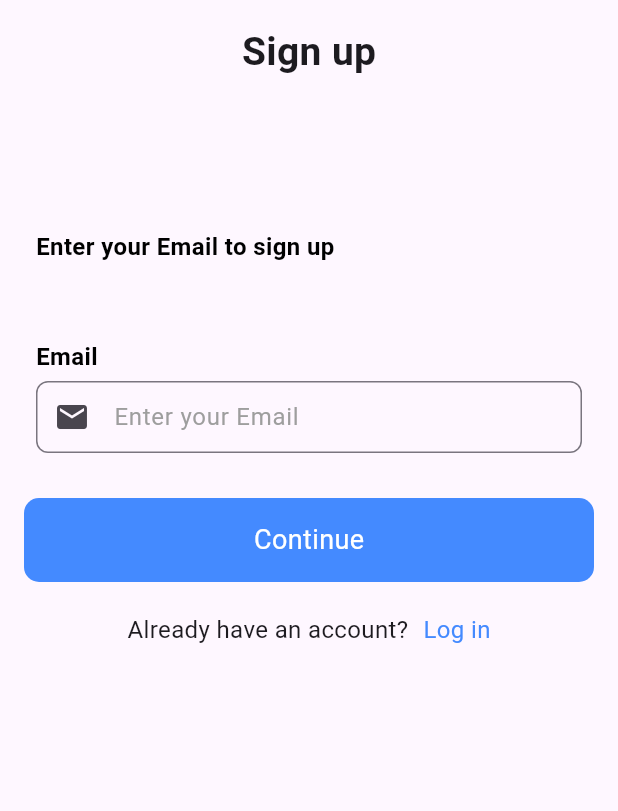
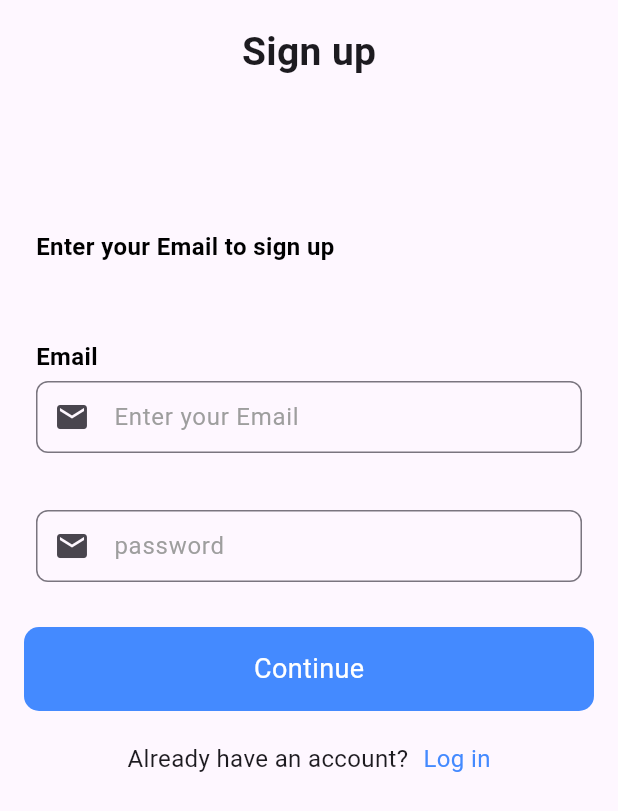
Before and after one commit to PriDev07/SecurePass---2FA-Auth-App, a Flutter app: the SignupScreen screen opened directly, on a phone screen of 412 x 824 dp. Shown: the top 811 px of the screen. Run offline on Flutter 3.47's test engine with Material 3 defaults, Android fonts, the phone set to English and light mode, and no system bars; our stand-ins replace cloud_firestore, firebase_auth, firebase_core; accounts and stored records are empty; network calls fail.

Commit message:
radom-otp-method-added

```diff
--- a/lib/main.dart
+++ b/lib/main.dart
@@ -20,7 +20,7 @@ class MyApp extends StatelessWidget {
       theme: ThemeData(
         colorScheme: ColorScheme.fromSeed(seedColor: Colors.deepPurple),
       ),
-      home: LoginScreen(),
+      home: SignupScreen(),
     );
   }
 }
--- a/lib/screens/otp_screen.dart
+++ b/lib/screens/otp_screen.dart
@@ -57,7 +57,6 @@ class _OtpScreenState extends State<OtpScreen> {
           email: widget.email,
           pass: widget.pass,
         );
-        // Navigate to home or next screen
         Navigator.pushReplacement(context, MaterialPageRoute(builder: (context) => ProfileScreen()));
       } catch (e) {
         ScaffoldMessenger.of(context).showSnackBar(
@@ -135,7 +134,7 @@ class _OtpScreenState extends State<OtpScreen> {
               const SizedBox(height: 5),
               GestureDetector(
                 onTap: () {
-                  // you can trigger resend OTP here
+                  // This feature will come soon
                 },
                 child: Text(
                   "Resend",
--- a/lib/screens/profile_screen.dart
+++ b/lib/screens/profile_screen.dart
@@ -5,6 +5,6 @@ class ProfileScreen extends StatelessWidget {
 
   @override
   Widget build(BuildContext context) {
-    return const Placeholder();
+    return Scaffold();
   }
 }
--- a/lib/screens/signup_screen.dart
+++ b/lib/screens/signup_screen.dart
@@ -1,11 +1,54 @@
+import 'dart:math';
+
+import 'package:firebase_auth/firebase_auth.dart';
 import 'package:flutter/material.dart';
+import 'package:securepass/screens/otp_screen.dart';
+import 'package:securepass/services/auth_service.dart';
+import 'package:securepass/services/mail_service.dart';
 import 'package:securepass/widgets/custom_button.dart';
 
-class SignupScreen extends StatelessWidget {
+class SignupScreen extends StatefulWidget {
   const SignupScreen({super.key});
 
   @override
+  State<SignupScreen> createState() => _SignupScreenState();
+}
+
+class _SignupScreenState extends State<SignupScreen> {
+  String ErrorMsg = "";
+  final Random _random = Random();
+  int _randomNumber = 0;
+  @override
   Widget build(BuildContext context) {
+    TextEditingController _emailController = TextEditingController();
+    TextEditingController _passController = TextEditingController();
+    void generateRandomNumber() {
+      _randomNumber = 1000 + _random.nextInt(10000);
+    }
+
+    Future<void> createUserWithEmailPass() async {
+      try {
+        generateRandomNumber();
+        await fb().checkotp(email: _emailController.text, enteredOtp: _randomNumber.toString());
+        MailService().sendOtpEmail(_emailController.text, _randomNumber.toString());
+        Navigator.push(
+          context,
+          MaterialPageRoute(
+            builder:
+                (builder) => OtpScreen(
+                  email: _emailController.text,
+                  pass: _passController.text,
+                ),
+          ),
+        );
+      } on FirebaseAuthException catch (e) {
+        setState(() {
+          ErrorMsg = e.message!;
+        });
+        print(ErrorMsg);
+      }
+    }
+
     return Scaffold(
       body: SafeArea(
         child: Padding(
@@ -48,9 +91,38 @@ class SignupScreen extends StatelessWidget {
               Container(
                 margin: EdgeInsets.symmetric(horizontal: 8),
                 child: TextField(
+                  controller: _emailController,
                   decoration: InputDecoration(
                     prefixIcon: Icon(Icons.email),
                     hintText: "Enter your Email",
+                    hintStyle: TextStyle(color: Colors.grey),
+                    contentPadding: EdgeInsets.all(4),
+                    border: OutlineInputBorder(
+                      borderRadius: BorderRadius.circular(8),
+                    ),
+                  ),
+                ),
+              ),
+              SizedBox(height: 10),
+              Container(
+                margin: EdgeInsets.symmetric(horizontal: 8),
+                child: Text(
+                  "",
+                  style: TextStyle(
+                    color: Colors.black,
+                    fontSize: 16,
+                    fontWeight: FontWeight.w600,
+                  ),
+                ),
+              ),
+              SizedBox(height: 5),
+              Container(
+                margin: EdgeInsets.symmetric(horizontal: 8),
+                child: TextField(
+                  controller: _passController,
+                  decoration: InputDecoration(
+                    prefixIcon: Icon(Icons.email),
+                    hintText: "password",
                     hintStyle: TextStyle(color: Colors.grey),
                     contentPadding: EdgeInsets.all(4),
                     border: OutlineInputBorder(
```
Also changed, not shown: lib/screens/login_screen.dart (+11 -24 lines).
